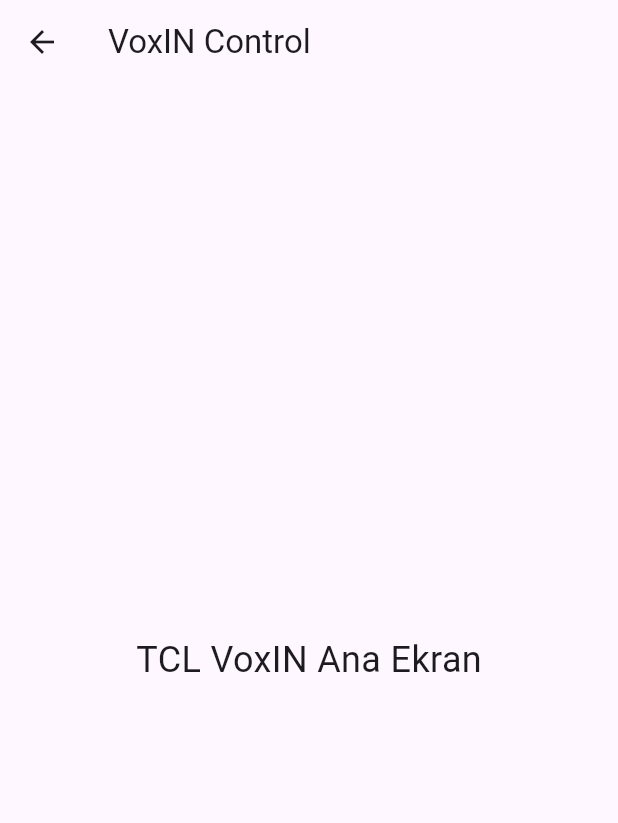
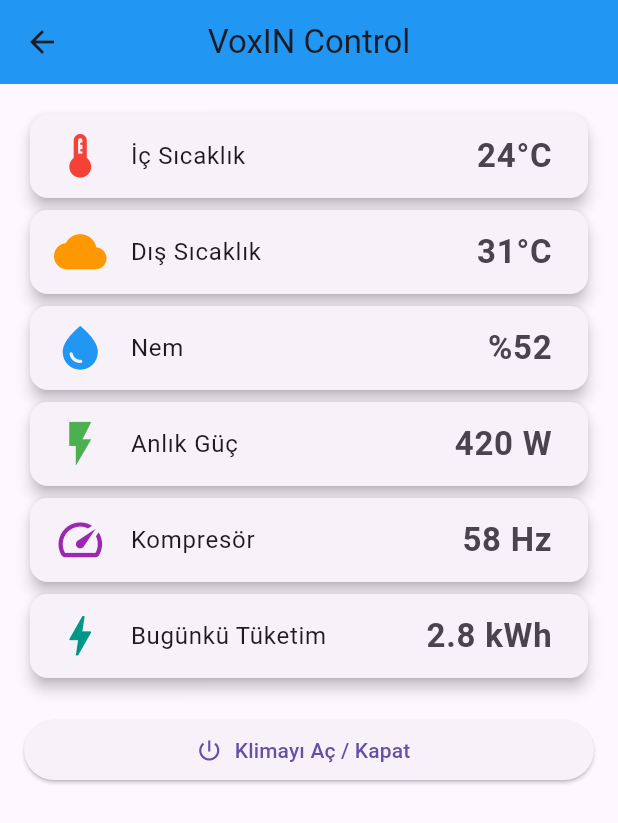
Before and after one commit to mehmet21111-lang/voxin-control-app, a Flutter app: the HomeScreen screen opened directly, on a phone screen of 412 x 824 dp. Shown: the top 823 px of the screen. Run offline on Flutter 3.47's test engine with Material 3 defaults, Android fonts, the phone set to English and light mode, and no system bars.

Commit message:
Update home_screen.dart

```diff
--- a/lib/screens/home_screen.dart
+++ b/lib/screens/home_screen.dart
@@ -3,17 +3,90 @@
 class HomeScreen extends StatelessWidget {
   const HomeScreen({super.key});
 
+  Widget bilgiKarti(
+      IconData icon,
+      String baslik,
+      String deger,
+      Color renk,
+      ) {
+    return Card(
+      elevation: 4,
+      child: ListTile(
+        leading: Icon(icon, color: renk, size: 35),
+        title: Text(baslik),
+        trailing: Text(
+          deger,
+          style: const TextStyle(
+            fontSize: 22,
+            fontWeight: FontWeight.bold,
+          ),
+        ),
+      ),
+    );
+  }
+
   @override
   Widget build(BuildContext context) {
     return Scaffold(
       appBar: AppBar(
-        title: const Text('VoxIN Control'),
+        title: const Text("VoxIN Control"),
+        centerTitle: true,
+        backgroundColor: Colors.blue,
       ),
-      body: const Center(
-        child: Text(
-          'TCL VoxIN Ana Ekran',
-          style: TextStyle(fontSize: 24),
-        ),
+      body: ListView(
+        padding: const EdgeInsets.all(16),
+        children: [
+
+          bilgiKarti(
+            Icons.thermostat,
+            "İç Sıcaklık",
+            "24°C",
+            Colors.red,
+          ),
+
+          bilgiKarti(
+            Icons.cloud,
+            "Dış Sıcaklık",
+            "31°C",
+            Colors.orange,
+          ),
+
+          bilgiKarti(
+            Icons.water_drop,
+            "Nem",
+            "%52",
+            Colors.blue,
+          ),
+
+          bilgiKarti(
+            Icons.flash_on,
+            "Anlık Güç",
+            "420 W",
+            Colors.green,
+          ),
+
+          bilgiKarti(
+            Icons.speed,
+            "Kompresör",
+            "58 Hz",
+            Colors.purple,
+          ),
+
+          bilgiKarti(
+            Icons.bolt,
+            "Bugünkü Tüketim",
+            "2.8 kWh",
+            Colors.teal,
+          ),
+
+          const SizedBox(height: 20),
+
+          ElevatedButton.icon(
+            onPressed: () {},
+            icon: const Icon(Icons.power_settings_new),
+            label: const Text("Klimayı Aç / Kapat"),
+          ),
+        ],
       ),
     );
   }
```
